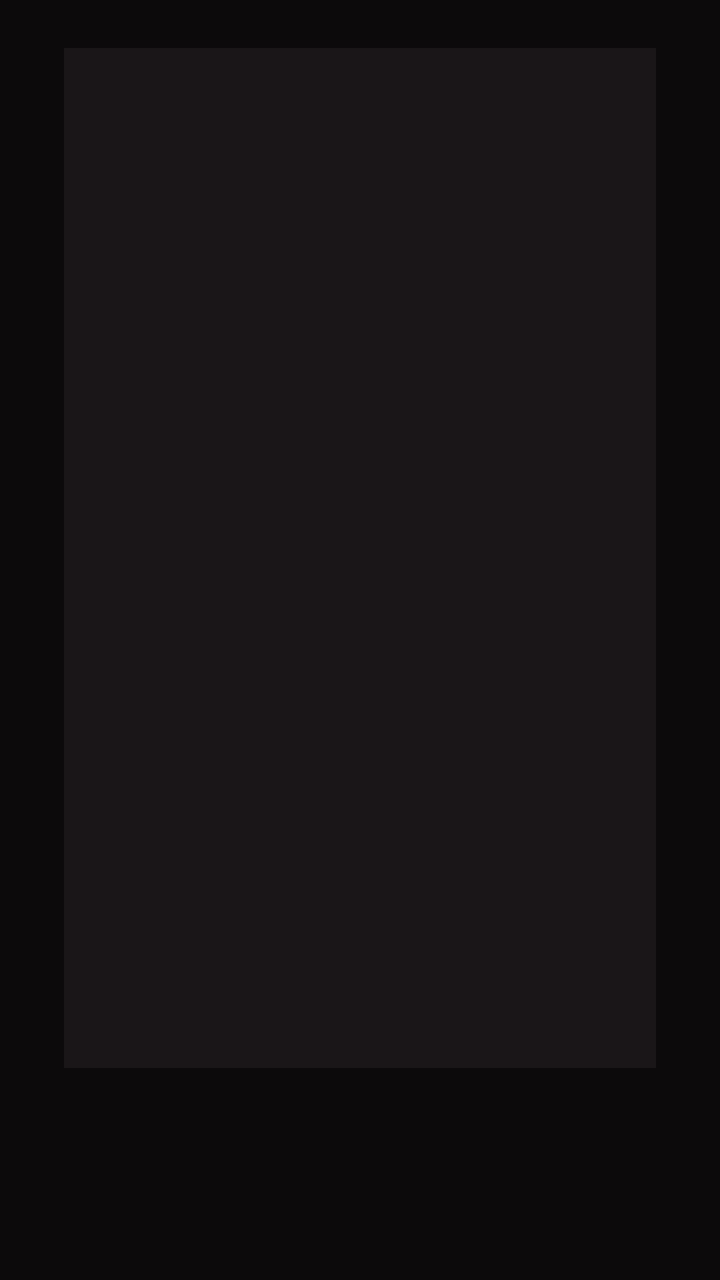
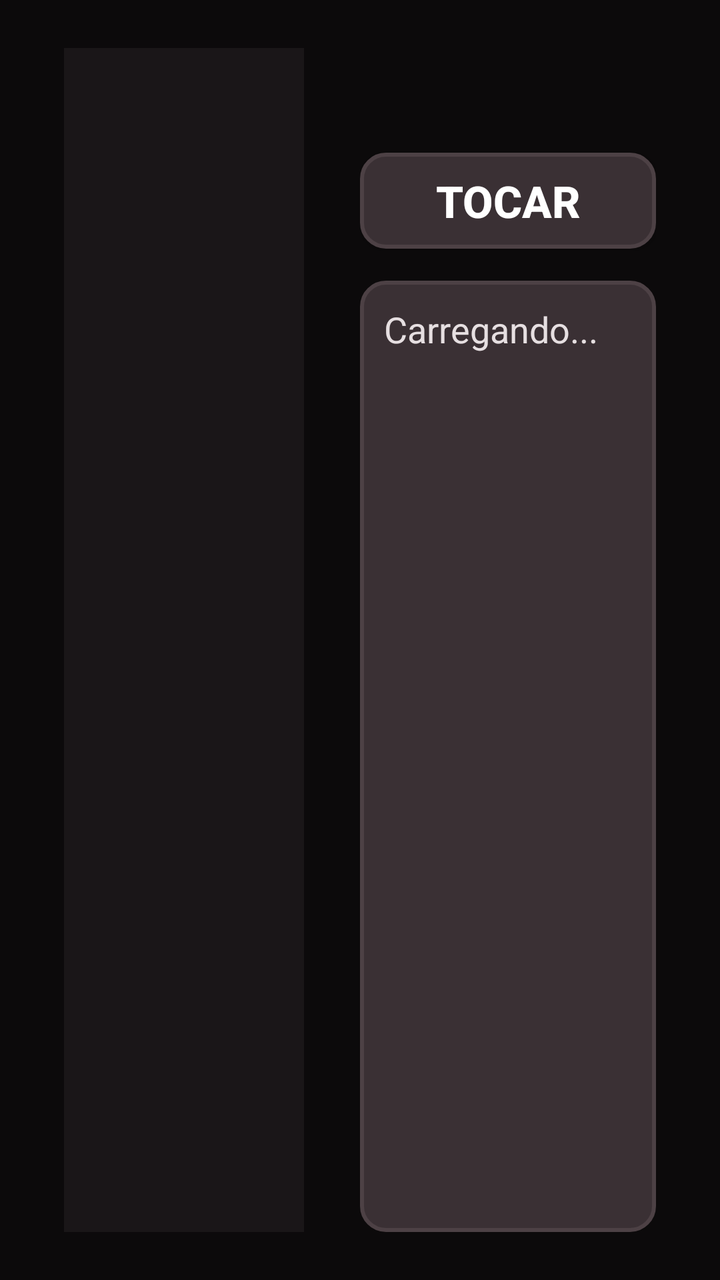

Before-and-after screenshots of an Android layout around one commit, followed by the original layout XML and the change that was made.
<!-- AndroidManifest.xml: application theme android:Theme.Material.NoActionBar -->
<!-- res/layout/activity_movie.xml -->
<?xml version="1.0" encoding="utf-8"?>
<LinearLayout xmlns:android="http://schemas.android.com/apk/res/android"
    android:layout_width="match_parent"
    android:layout_height="match_parent"
    android:background="#0C0A0B"
    android:orientation="horizontal"
    android:paddingStart="32dp"
    android:paddingTop="24dp"
    android:paddingEnd="32dp"
    android:paddingBottom="24dp">

    <ImageView
        android:id="@+id/iv_cover"
        android:layout_width="340dp"
        android:layout_height="510dp"
        android:background="#1A1618"
        android:contentDescription="Capa"
        android:scaleType="centerCrop" />

    <LinearLayout
        android:layout_width="0dp"
        android:layout_height="match_parent"
        android:layout_marginStart="28dp"
        android:layout_weight="1"
        android:orientation="vertical">

        <TextView
            android:id="@+id/tv_title"
            android:layout_width="match_parent"
            android:layout_height="wrap_content"
            android:ellipsize="end"
            android:maxLines="2"
            android:textColor="#FF2A3D"
            android:textSize="30sp"
            android:textStyle="bold" />

        <TextView
            android:id="@+id/tv_meta"
            android:layout_width="match_parent"
            android:layout_height="wrap_content"
            android:layout_marginTop="8dp"
            android:ellipsize="end"
            android:maxLines="2"
            android:textColor="#A39A9D"
            android:textSize="18sp"
            android:visibility="gone" />

        <Button
            android:id="@+id/btn_continue"
            android:layout_width="wrap_content"
            android:layout_height="wrap_content"
            android:layout_marginTop="16dp"
            android:background="@drawable/bg_button"
            android:focusable="true"
            android:minWidth="200dp"
            android:paddingStart="28dp"
            android:paddingEnd="28dp"
            android:text="Continuar de onde parei"
            android:textColor="#FFFFFF"
            android:textSize="22sp"
            android:textStyle="bold"
            android:visibility="gone" />

        <Button
            android:id="@+id/btn_play"
            android:layout_width="wrap_content"
            android:layout_height="wrap_content"
            android:layout_marginTop="12dp"
            android:background="@drawable/bg_button"
            android:focusable="true"
            android:minWidth="200dp"
            android:paddingStart="28dp"
            android:paddingEnd="28dp"
            android:text="Tocar"
            android:textColor="#FFFFFF"
            android:textSize="22sp"
            android:textStyle="bold" />

        <ScrollView
            android:id="@+id/sv_plot"
            android:layout_width="match_parent"
            android:layout_height="0dp"
            android:layout_marginTop="16dp"
            android:layout_weight="1"
            android:background="@drawable/bg_button"
            android:focusable="true"
            android:padding="12dp"
            android:scrollbars="none">

            <TextView
                android:id="@+id/tv_plot"
                android:layout_width="match_parent"
                android:layout_height="wrap_content"
                android:lineSpacingExtra="4dp"
                android:text="Carregando..."
                android:textColor="#E6DFE1"
                android:textSize="18sp" />
        </ScrollView>
    </LinearLayout>

</LinearLayout>
<!-- resources referenced by this layout -->
<resources>
  <!-- drawable bg_button (drawable) -->
  <?xml version="1.0" encoding="utf-8"?>
  <selector xmlns:android="http://schemas.android.com/apk/res/android">
  
      <item android:state_focused="true">
          <shape android:shape="rectangle">
              <solid android:color="#E50914" />
              <stroke
                  android:width="4dp"
                  android:color="#FFFFFF" />
              <corners android:radius="12dp" />
          </shape>
      </item>
  
      <item android:state_pressed="true">
          <shape android:shape="rectangle">
              <solid android:color="#B20710" />
              <stroke
                  android:width="4dp"
                  android:color="#FFFFFF" />
              <corners android:radius="12dp" />
          </shape>
      </item>
  
      <item>
          <shape android:shape="rectangle">
              <solid android:color="#3A3034" />
              <stroke
                  android:width="2dp"
                  android:color="#4D4145" />
              <corners android:radius="12dp" />
          </shape>
      </item>
  
  </selector>
</resources>

<!-- the commit's change to res/layout/activity_movie.xml (unified diff, before → after) -->
@@ -11,11 +11,14 @@
 
     <ImageView
         android:id="@+id/iv_cover"
-        android:layout_width="340dp"
-        android:layout_height="510dp"
+        android:layout_width="wrap_content"
+        android:layout_height="match_parent"
+        android:adjustViewBounds="true"
         android:background="#1A1618"
         android:contentDescription="Capa"
-        android:scaleType="centerCrop" />
+        android:maxWidth="340dp"
+        android:minWidth="120dp"
+        android:scaleType="fitCenter" />
 
     <LinearLayout
         android:layout_width="0dp"
